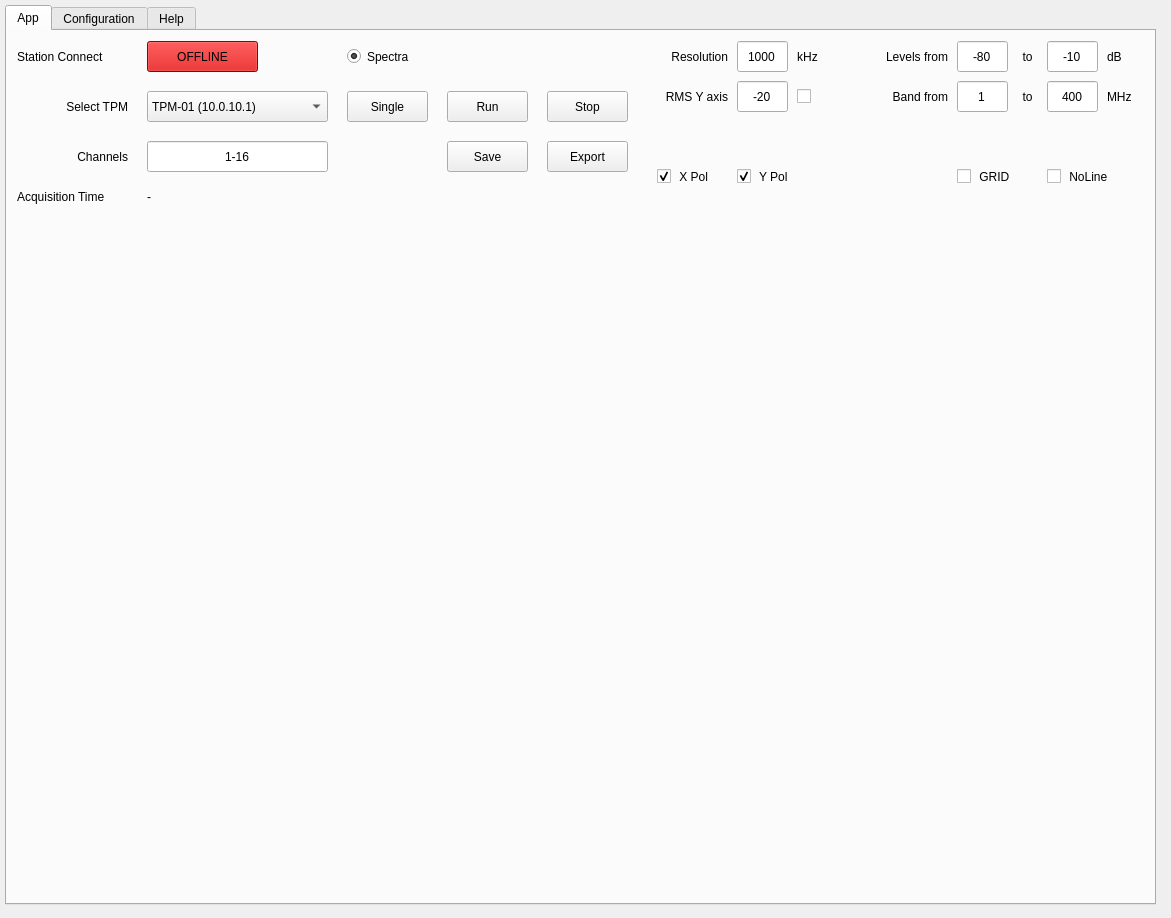
Qt form skalab_live.ui (amattana/skalab) before a commit.
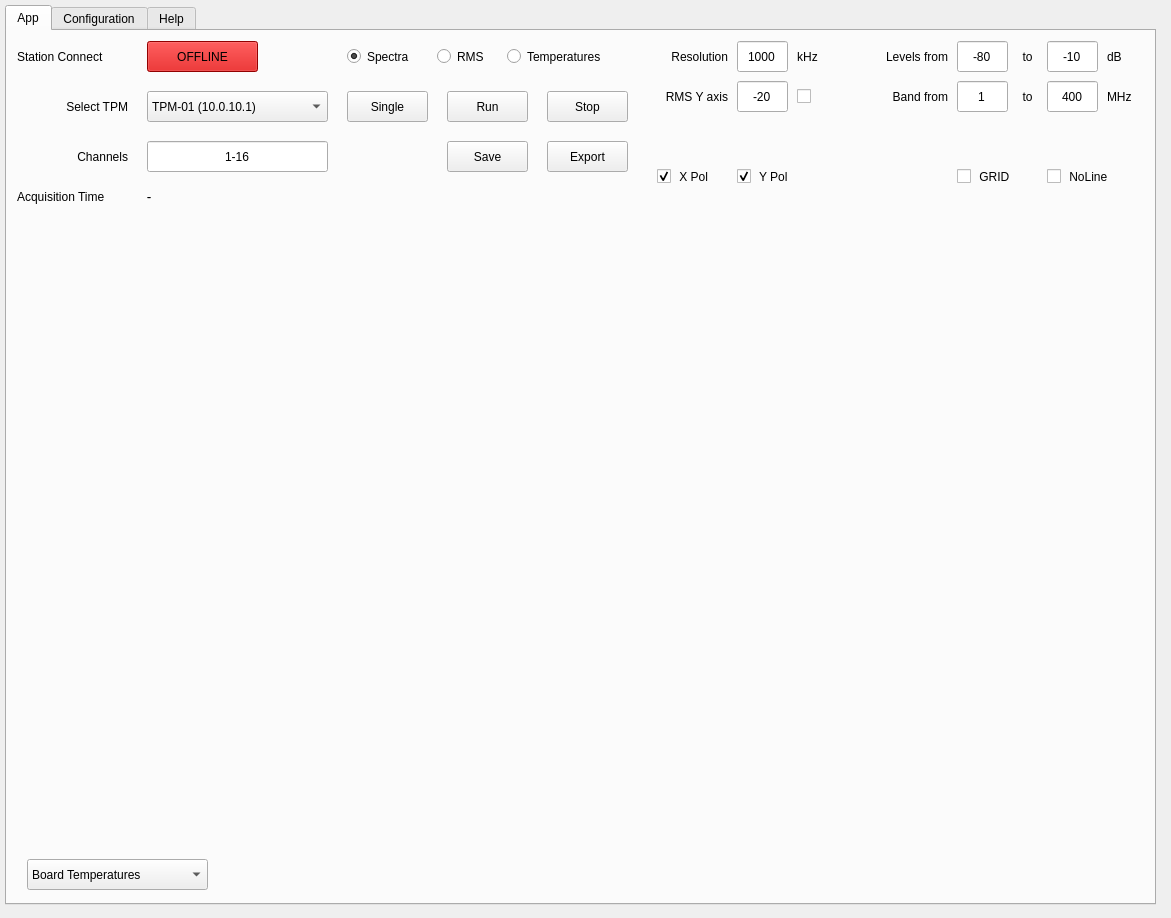
The same form after that commit.

Commit message: Temperature Live

What changed in the file:
```diff
--- a/skalab_live.ui
+++ b/skalab_live.ui
@@ -99,16 +99,6 @@
       <string>Run</string>
      </property>
     </widget>
-    <widget class="QWidget" name="qplot_power" native="true">
-     <property name="geometry">
-      <rect>
-       <x>10</x>
-       <y>180</y>
-       <width>1131</width>
-       <height>681</height>
-      </rect>
-     </property>
-    </widget>
     <widget class="QLabel" name="qlabel_selectTPM">
      <property name="geometry">
       <rect>
@@ -694,7 +684,149 @@
       <set>Qt::AlignLeading|Qt::AlignLeft|Qt::AlignVCenter</set>
      </property>
     </widget>
-    <widget class="QLabel" name="qlabel_tstamp">
+    <widget class="QLabel" name="qlabel_tstamp_spectra">
+     <property name="geometry">
+      <rect>
+       <x>140</x>
+       <y>150</y>
+       <width>181</width>
+       <height>31</height>
+      </rect>
+     </property>
+     <property name="layoutDirection">
+      <enum>Qt::LeftToRight</enum>
+     </property>
+     <property name="text">
+      <string>-</string>
+     </property>
+     <property name="alignment">
+      <set>Qt::AlignLeading|Qt::AlignLeft|Qt::AlignVCenter</set>
+     </property>
+    </widget>
+    <widget class="QWidget" name="qplot_rms" native="true">
+     <property name="geometry">
+      <rect>
+       <x>10</x>
+       <y>180</y>
+       <width>1131</width>
+       <height>681</height>
+      </rect>
+     </property>
+    </widget>
+    <widget class="QWidget" name="qplot_temps" native="true">
+     <property name="geometry">
+      <rect>
+       <x>10</x>
+       <y>180</y>
+       <width>1131</width>
+       <height>681</height>
+      </rect>
+     </property>
+     <widget class="QWidget" name="qplot_temps_board" native="true">
+      <property name="geometry">
+       <rect>
+        <x>0</x>
+        <y>10</y>
+        <width>371</width>
+        <height>211</height>
+       </rect>
+      </property>
+     </widget>
+     <widget class="QWidget" name="qplot_temps_fpga1" native="true">
+      <property name="geometry">
+       <rect>
+        <x>370</x>
+        <y>10</y>
+        <width>371</width>
+        <height>211</height>
+       </rect>
+      </property>
+     </widget>
+     <widget class="QWidget" name="qplot_temps_fpga2" native="true">
+      <property name="geometry">
+       <rect>
+        <x>740</x>
+        <y>10</y>
+        <width>371</width>
+        <height>211</height>
+       </rect>
+      </property>
+     </widget>
+     <widget class="QWidget" name="qplot_chart" native="true">
+      <property name="geometry">
+       <rect>
+        <x>0</x>
+        <y>230</y>
+        <width>1121</width>
+        <height>411</height>
+       </rect>
+      </property>
+     </widget>
+     <widget class="QComboBox" name="qcombo_chart">
+      <property name="geometry">
+       <rect>
+        <x>10</x>
+        <y>648</y>
+        <width>181</width>
+        <height>31</height>
+       </rect>
+      </property>
+      <property name="maxVisibleItems">
+       <number>16</number>
+      </property>
+      <property name="duplicatesEnabled">
+       <bool>false</bool>
+      </property>
+      <item>
+       <property name="text">
+        <string>Board Temperatures</string>
+       </property>
+      </item>
+      <item>
+       <property name="text">
+        <string>FPGA1 Temperatures</string>
+       </property>
+      </item>
+      <item>
+       <property name="text">
+        <string>FPGA2 Temperatures</string>
+       </property>
+      </item>
+     </widget>
+    </widget>
+    <widget class="QRadioButton" name="qradio_rms">
+     <property name="geometry">
+      <rect>
+       <x>430</x>
+       <y>10</y>
+       <width>61</width>
+       <height>31</height>
+      </rect>
+     </property>
+     <property name="text">
+      <string>RMS</string>
+     </property>
+     <property name="checked">
+      <bool>false</bool>
+     </property>
+    </widget>
+    <widget class="QRadioButton" name="qradio_temps">
+     <property name="geometry">
+      <rect>
+       <x>500</x>
+       <y>10</y>
+       <width>121</width>
+       <height>31</height>
+      </rect>
+     </property>
+     <property name="text">
+      <string>Temperatures</string>
+     </property>
+     <property name="checked">
+      <bool>false</bool>
+     </property>
+    </widget>
+    <widget class="QLabel" name="qlabel_tstamp_temp">
      <property name="geometry">
       <rect>
        <x>140</x>
```
Left out of the diff: 64 changed lines with no effect on the pictures. The commit also changes 4 other files.
